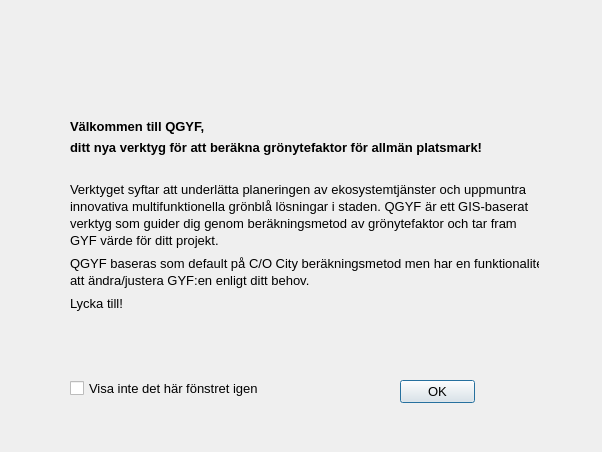
Before: the Qt Designer form ui/welcome.ui in co-city/QGYF, drawn with Qt 5.
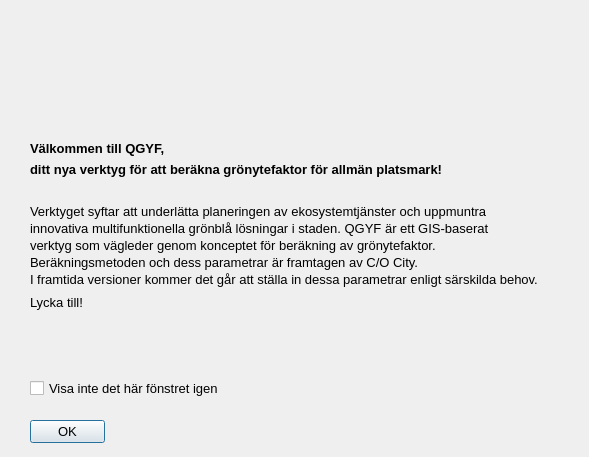
After: the same form once the commit is applied. Icons and pictures are not drawn.

The edit to the form file:
```diff
--- a/ui/welcome.ui
+++ b/ui/welcome.ui
@@ -6,8 +6,8 @@
    <rect>
     <x>0</x>
     <y>0</y>
-    <width>602</width>
-    <height>452</height>
+    <width>589</width>
+    <height>457</height>
    </rect>
   </property>
   <property name="font">
@@ -26,8 +26,8 @@
   <widget class="QPushButton" name="okButton">
    <property name="geometry">
     <rect>
-     <x>400</x>
-     <y>380</y>
+     <x>30</x>
+     <y>420</y>
      <width>75</width>
      <height>23</height>
     </rect>
@@ -39,7 +39,7 @@
   <widget class="QCheckBox" name="checkBox">
    <property name="geometry">
     <rect>
-     <x>70</x>
+     <x>30</x>
      <y>380</y>
      <width>201</width>
      <height>17</height>
@@ -58,9 +58,9 @@
   <widget class="QLabel" name="welcomeText">
    <property name="geometry">
     <rect>
-     <x>70</x>
-     <y>60</y>
-     <width>469</width>
+     <x>30</x>
+     <y>70</y>
+     <width>531</width>
      <height>311</height>
     </rect>
    </property>
@@ -81,10 +81,9 @@
 &lt;p style=&quot; margin-top:0px; margin-bottom:12px; margin-left:0px; margin-right:0px; -qt-block-indent:0; text-indent:0px;&quot;&gt;&lt;span style=&quot; font-weight:600;&quot;&gt;ditt nya verktyg för att beräkna grönytefaktor för allmän platsmark!&lt;/span&gt;&lt;br /&gt;&lt;/p&gt;
 &lt;p style=&quot; margin-top:0px; margin-bottom:2px; margin-left:0px; margin-right:0px; -qt-block-indent:0; text-indent:0px;&quot;&gt;Verktyget syftar att underlätta planeringen av ekosystemtjänster och uppmuntra&lt;/p&gt;
 &lt;p style=&quot; margin-top:0px; margin-bottom:2px; margin-left:0px; margin-right:0px; -qt-block-indent:0; text-indent:0px;&quot;&gt;innovativa multifunktionella grönblå lösningar i staden. QGYF är ett GIS-baserat&lt;/p&gt;
-&lt;p style=&quot; margin-top:0px; margin-bottom:2px; margin-left:0px; margin-right:0px; -qt-block-indent:0; text-indent:0px;&quot;&gt;verktyg som guider dig genom beräkningsmetod av grönytefaktor och tar fram &lt;/p&gt;
-&lt;p style=&quot; margin-top:0px; margin-bottom:8px; margin-left:0px; margin-right:0px; -qt-block-indent:0; text-indent:0px;&quot;&gt;GYF värde för ditt projekt.&lt;/p&gt;
-&lt;p style=&quot; margin-top:0px; margin-bottom:2px; margin-left:0px; margin-right:0px; -qt-block-indent:0; text-indent:0px;&quot;&gt;QGYF baseras som default på C/O City beräkningsmetod men har en funktionalitet&lt;/p&gt;
-&lt;p style=&quot; margin-top:0px; margin-bottom:8px; margin-left:0px; margin-right:0px; -qt-block-indent:0; text-indent:0px;&quot;&gt;att ändra/justera GYF:en enligt ditt behov.&lt;/p&gt;
+&lt;p style=&quot; margin-top:0px; margin-bottom:2px; margin-left:0px; margin-right:0px; -qt-block-indent:0; text-indent:0px;&quot;&gt;verktyg som vägleder genom konceptet för beräkning av grönytefaktor. &lt;/p&gt;
+&lt;p style=&quot; margin-top:0px; margin-bottom:2px; margin-left:0px; margin-right:0px; -qt-block-indent:0; text-indent:0px;&quot;&gt;Beräkningsmetoden och dess parametrar är framtagen av C/O City. &lt;/p&gt;
+&lt;p style=&quot; margin-top:0px; margin-bottom:8px; margin-left:0px; margin-right:0px; -qt-block-indent:0; text-indent:0px;&quot;&gt;I framtida versioner kommer det går att ställa in dessa parametrar enligt särskilda behov.&lt;/p&gt;
 &lt;p style=&quot; margin-top:0px; margin-bottom:2px; margin-left:0px; margin-right:0px; -qt-block-indent:0; text-indent:0px;&quot;&gt;Lycka till!&lt;/p&gt;</string>
    </property>
   </widget>
```
Left out of the diff: 2 changed lines with no effect on the pictures.
